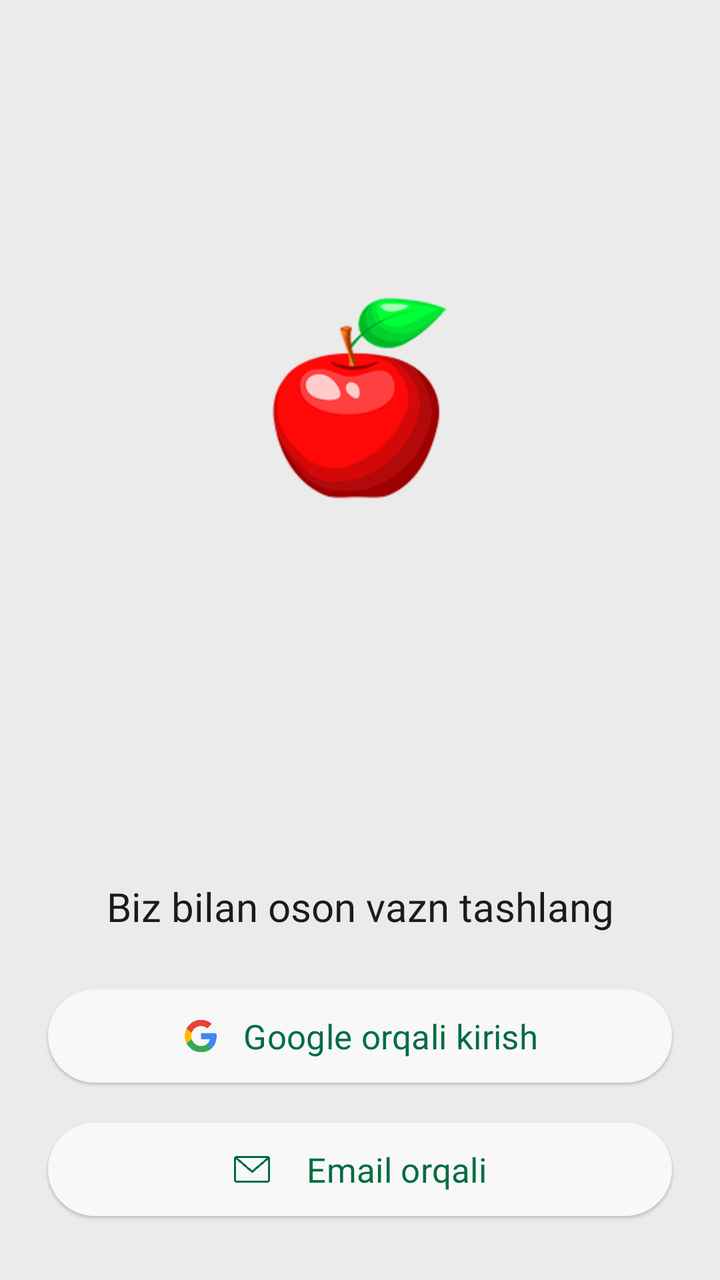
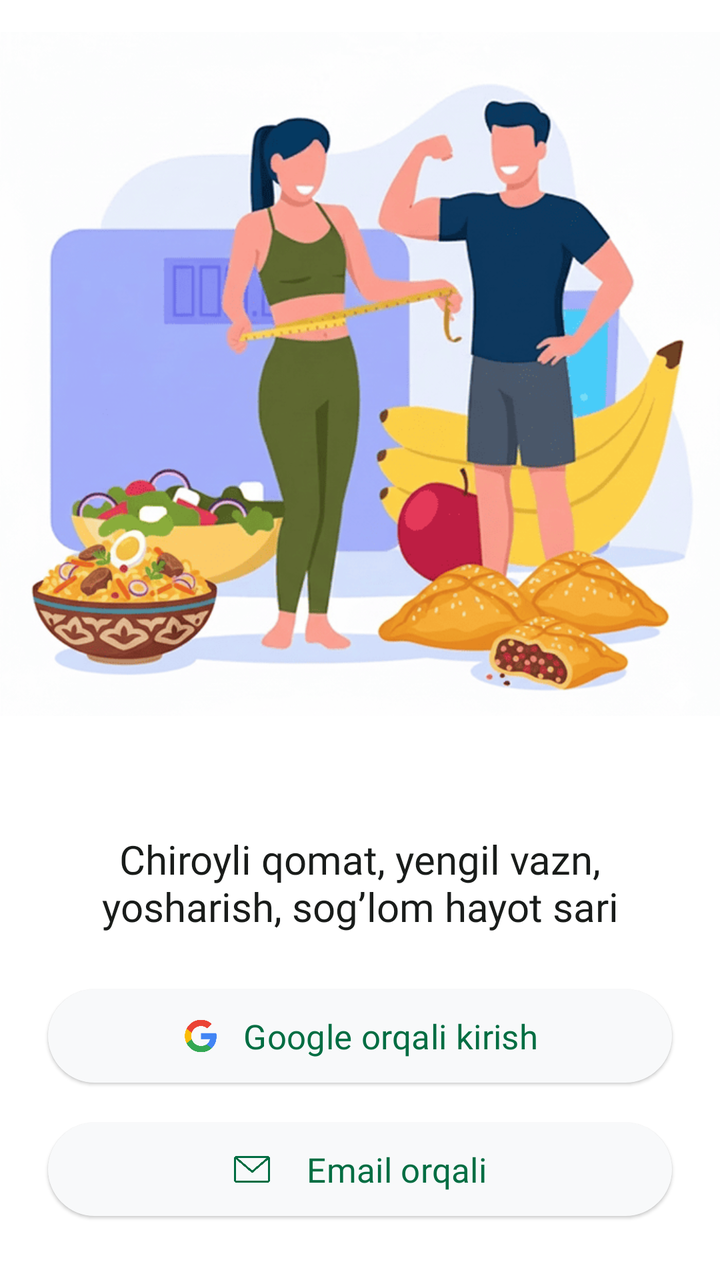

The first picture is an Android layout as it rendered before a commit; the second is the same layout after the commit. The layout source and the unified diff follow.
<!-- AndroidManifest.xml: application theme Theme.Ozamiz -->
<!-- res/layout/fragment_auth.xml -->
<?xml version="1.0" encoding="utf-8"?>
<layout xmlns:android="http://schemas.android.com/apk/res/android"
    xmlns:app="http://schemas.android.com/apk/res-auto">

    <androidx.constraintlayout.widget.ConstraintLayout
        android:layout_width="match_parent"
        android:layout_height="match_parent"
        android:background="?colorSurfaceContainer">

        <ImageView
            android:id="@+id/photo"
            android:layout_width="200dp"
            android:layout_height="200dp"
            android:layout_marginBottom="@dimen/dimen_24"
            android:scaleType="centerCrop"
            android:src="@drawable/splash_icon"
            app:layout_constraintBottom_toTopOf="@+id/linearLayout7"
            app:layout_constraintEnd_toEndOf="parent"
            app:layout_constraintStart_toStartOf="parent"
            app:layout_constraintTop_toTopOf="parent" />

        <uz.oybek.ozamiz.ui.base.MyToolBar
            android:id="@+id/toolbar"
            android:layout_width="match_parent"
            android:layout_height="wrap_content"
            android:visibility="gone"
            app:layout_constraintEnd_toEndOf="parent"
            app:layout_constraintStart_toStartOf="parent"
            app:layout_constraintTop_toTopOf="parent"
            app:title="@string/akkauntga_kirish" />

        <LinearLayout
            android:id="@+id/linearLayout7"
            android:layout_width="match_parent"
            android:layout_height="wrap_content"
            android:orientation="vertical"
            app:layout_constraintBottom_toBottomOf="parent"
            app:layout_constraintEnd_toEndOf="parent"
            app:layout_constraintStart_toStartOf="parent">

            <TextView
                android:id="@+id/title_view"
                style="@style/Title2_20"
                android:fontFamily="@font/roboto_medium"
                android:layout_width="match_parent"
                android:layout_height="wrap_content"
                android:layout_gravity="center"
                android:layout_marginHorizontal="@dimen/dimen_24"
                android:layout_marginTop="@dimen/dimen_18"
                android:gravity="center"
                android:text="@string/splash_text"
                android:textColor="?colorOnSurface"
                app:layout_constraintBottom_toBottomOf="@+id/photo"
                app:layout_constraintEnd_toEndOf="parent"
                app:layout_constraintStart_toStartOf="parent" />

            <com.google.android.material.button.MaterialButton
                android:id="@+id/gmail_button"
                style="@style/Widget.Material3.Button.ElevatedButton"
                android:layout_width="match_parent"
                android:layout_height="wrap_content"
                android:fontFamily="@font/roboto_bold"
                android:layout_marginHorizontal="@dimen/dimen_24"
                android:layout_marginTop="@dimen/dimen_24"
                android:drawablePadding="@dimen/dimen_12"
                android:textSize="17sp"
                android:gravity="center"
                android:paddingHorizontal="@dimen/dimen_18"
                android:paddingVertical="@dimen/dimen_12"
                app:iconGravity="textStart"
                android:text="@string/google_orqali_kirish"
                app:icon="@drawable/google_ic"
                app:iconPadding="@dimen/dimen_12"
                app:iconTint="@null"
                app:layout_constraintEnd_toEndOf="parent"
                app:layout_constraintStart_toStartOf="parent"
                app:layout_constraintTop_toBottomOf="@+id/phone_view" />

            <com.google.android.material.button.MaterialButton
                android:id="@+id/email_button"
                style="@style/Widget.Material3.Button.ElevatedButton"
                android:layout_width="match_parent"
                android:layout_height="wrap_content"
                android:layout_marginHorizontal="@dimen/dimen_24"
                android:layout_marginTop="@dimen/dimen_12"
                android:layout_marginBottom="@dimen/dimen_28"
                android:drawablePadding="@dimen/dimen_12"
                android:textSize="17sp"
                android:fontFamily="@font/roboto_bold"
                android:drawableTint="?colorPrimary"
                android:gravity="center"
                app:iconGravity="textStart"
                android:paddingHorizontal="@dimen/dimen_18"
                android:paddingVertical="@dimen/dimen_12"
                android:text="@string/email_orqali"
                app:icon="@drawable/mail_24px"
                app:iconPadding="@dimen/dimen_18"
                app:layout_constraintEnd_toEndOf="parent"
                app:layout_constraintStart_toStartOf="parent"
                app:layout_constraintTop_toBottomOf="@+id/gmail_button" />

        </LinearLayout>

        <com.google.android.material.button.MaterialButton
            android:id="@+id/skip_button"
            style="@style/Widget.Material3.Button.ElevatedButton"
            android:layout_width="wrap_content"
            android:layout_height="wrap_content"
            android:layout_marginTop="@dimen/dimen_8"
            android:layout_marginEnd="@dimen/dimen_8"
            android:enabled="true"
            android:text="@string/keyinroq"
            android:visibility="gone"
            app:icon="@drawable/arrow_right"
            app:iconGravity="textEnd"
            app:layout_constraintEnd_toEndOf="parent"
            app:layout_constraintTop_toTopOf="@+id/toolbar" />

        <com.google.android.material.button.MaterialButton
            android:id="@+id/continue_button"
            style="@style/FilledButton"
            android:layout_width="match_parent"
            android:layout_height="wrap_content"
            android:layout_margin="@dimen/dimen_24"
            android:layout_marginBottom="160dp"
            android:enabled="true"
            android:text="@string/davom_etish"
            android:visibility="gone"
            app:icon="@drawable/arrow_right"
            app:iconGravity="textEnd"
            app:layout_constraintBottom_toBottomOf="parent"
            app:layout_constraintEnd_toEndOf="parent"
            app:layout_constraintHorizontal_bias="0.0"
            app:layout_constraintStart_toStartOf="parent" />

        <com.google.android.material.progressindicator.CircularProgressIndicator
            android:id="@+id/progress_bar"
            android:layout_width="48dp"
            android:layout_height="48dp"
            android:indeterminate="true"
            android:visibility="gone"
            app:layout_constraintBottom_toBottomOf="parent"
            app:layout_constraintEnd_toEndOf="parent"
            app:layout_constraintStart_toStartOf="parent"
            app:layout_constraintTop_toTopOf="parent" />

    </androidx.constraintlayout.widget.ConstraintLayout>
</layout>
<!-- resources referenced by this layout -->
<resources>
  <!-- drawable splash_icon: png bitmap (drawable, 14720 bytes) -->
  <string name="splash_text">Biz bilan oson vazn tashlang</string>
  <style name="Base.Ozamiz" parent="Theme.Material3.Light.NoActionBar">
          <item name="backgroundColor">@color/md_theme_light_surfaceContainer</item>
          <item name="android:windowBackground">@color/md_theme_light_surfaceContainer</item>
          <item name="android:statusBarColor">@color/md_theme_light_surfaceContainer</item>
          <item name="android:windowLightStatusBar">true</item>
  
          <item name="colorPrimary">@color/md_theme_light_primary</item>
          <item name="colorOnPrimary">@color/md_theme_light_onPrimary</item>
          <item name="colorPrimaryContainer">@color/md_theme_light_primaryContainer</item>
          <item name="colorOnPrimaryContainer">@color/md_theme_light_onPrimaryContainer</item>
  
          <item name="colorSecondary">@color/md_theme_light_secondary</item>
          <item name="colorOnSecondary">@color/md_theme_light_onSecondary</item>
          <item name="colorSecondaryContainer">@color/md_theme_light_secondaryContainer</item>
          <item name="colorOnSecondaryContainer">@color/md_theme_light_onSecondaryContainer</item>
  
          
          <item name="colorTertiary">@color/md_theme_light_tertiary</item>
          <item name="colorOnTertiary">@color/md_theme_light_onTertiary</item>
          <item name="colorTertiaryContainer">@color/md_theme_light_tertiaryContainer</item>
          <item name="colorOnTertiaryContainer">@color/md_theme_light_onTertiaryContainer</item>
  
          
          <item name="colorError">@color/md_theme_light_error</item>
          <item name="colorOnError">@color/md_theme_light_onError</item>
          <item name="colorErrorContainer">@color/md_theme_light_errorContainer</item>
          <item name="colorOnErrorContainer">@color/md_theme_light_onErrorContainer</item>
  
          <item name="colorSurface">@color/md_theme_light_surface</item>
          <item name="colorOnSurface">@color/md_theme_light_onSurface</item>
          <item name="colorSurfaceVariant">@color/md_theme_light_surfaceVariant</item>
          <item name="colorOnSurfaceVariant">#6D6D6D</item>
          <item name="colorOutline">@color/md_theme_light_outline</item>
          <item name="colorOutlineVariant">#C2C8C2</item>
  
          
          <item name="colorSurfaceContainerLowest">@color/md_theme_light_surfaceContainerLowest</item>
          <item name="colorSurfaceContainerLow">@color/md_theme_light_surfaceContainerLow</item>
          <item name="colorSurfaceContainer">@color/md_theme_light_surfaceContainer</item>
          <item name="colorSurfaceContainerHigh">@color/md_theme_light_surfaceContainerHigh</item>
          <item name="colorSurfaceContainerHighest">@color/md_theme_light_surfaceContainerHighest</item>
  
          
          <item name="colorSurfaceInverse">#2E312F</item>
          <item name="colorOnSurfaceInverse">#F0F5F1</item>
  
          
          <item name="contentScrim">#000000</item>
          <item name="android:shadowColor">#006D42</item>
  
          
          <item name="customGreen">#006D42</item>
          <item name="customYellow">#FFB116</item>
      </style>
  <color name="md_theme_light_surfaceContainer">#EBEBEB</color>
  <color name="md_theme_light_primaryContainer">#96F7B8</color>
  <color name="md_theme_light_secondaryContainer">#D2E8D4</color>
  <color name="md_theme_light_onSecondaryContainer">#0D1F13</color>
  <color name="md_theme_light_tertiary">#3A646F</color>
  <color name="md_theme_light_onTertiary">#FFFFFF</color>
  <color name="md_theme_light_tertiaryContainer">#BEEAF7</color>
  <color name="md_theme_light_onTertiaryContainer">#001F25</color>
  <color name="md_theme_light_errorContainer">#FFDAD6</color>
  <color name="md_theme_light_onErrorContainer">#410002</color>
  <color name="md_theme_light_surface">#FBFDF9</color>
  <color name="md_theme_light_surfaceVariant">#DBE5DD</color>
  <color name="md_theme_light_outline">#707973</color>
  <color name="md_theme_light_surfaceContainerLow">#F8F8F8</color>
  <color name="md_theme_light_surfaceContainerHigh">#F1F1F1</color>
  <color name="md_theme_light_surfaceContainerHighest">#E6E6E6</color>
  <!-- unchanged entries left out for length: 25 -->
</resources>

<!-- the commit's change to res/layout/fragment_auth.xml (unified diff, before → after) -->
@@ -5,15 +5,15 @@
     <androidx.constraintlayout.widget.ConstraintLayout
         android:layout_width="match_parent"
         android:layout_height="match_parent"
-        android:background="?colorSurfaceContainer">
+        android:background="?colorSurfaceContainerLowest">
 
         <ImageView
             android:id="@+id/photo"
-            android:layout_width="200dp"
-            android:layout_height="200dp"
+            android:layout_width="match_parent"
+            android:layout_height="0dp"
             android:layout_marginBottom="@dimen/dimen_24"
-            android:scaleType="centerCrop"
-            android:src="@drawable/splash_icon"
+            android:scaleType="fitCenter"
+            android:src="@drawable/splash_photo"
             app:layout_constraintBottom_toTopOf="@+id/linearLayout7"
             app:layout_constraintEnd_toEndOf="parent"
             app:layout_constraintStart_toStartOf="parent"
<!-- resource entries referenced after the edit -->
@@ -1,77 +1,46 @@
 <!-- resources referenced by this layout -->
 <resources>
-  <!-- drawable splash_icon: png bitmap (drawable, 14720 bytes) -->
-  <string name="splash_text">Biz bilan oson vazn tashlang</string>
+  <!-- drawable splash_photo: png bitmap (drawable, 128267 bytes) -->
+  <string name="splash_text">Chiroyli qomat, yengil vazn, yosharish, sog\’lom hayot sari</string>
   <style name="Base.Ozamiz" parent="Theme.Material3.Light.NoActionBar">
-          <item name="backgroundColor">@color/md_theme_light_surfaceContainer</item>
-          <item name="android:windowBackground">@color/md_theme_light_surfaceContainer</item>
-          <item name="android:statusBarColor">@color/md_theme_light_surfaceContainer</item>
+          
+          <item name="backgroundColor">?attr/colorSurface</item>
+          <item name="android:windowBackground">?attr/colorSurface</item>
+  
+          
+          <item name="android:statusBarColor">@android:color/transparent</item>
+          <item name="android:navigationBarColor">@android:color/transparent</item>
           <item name="android:windowLightStatusBar">true</item>
+          <item name="android:windowLightNavigationBar">true</item>
   
           <item name="colorPrimary">@color/md_theme_light_primary</item>
           <item name="colorOnPrimary">@color/md_theme_light_onPrimary</item>
           <item name="colorPrimaryContainer">@color/md_theme_light_primaryContainer</item>
           <item name="colorOnPrimaryContainer">@color/md_theme_light_onPrimaryContainer</item>
-  
           <item name="colorSecondary">@color/md_theme_light_secondary</item>
           <item name="colorOnSecondary">@color/md_theme_light_onSecondary</item>
-          <item name="colorSecondaryContainer">@color/md_theme_light_secondaryContainer</item>
-          <item name="colorOnSecondaryContainer">@color/md_theme_light_onSecondaryContainer</item>
-  
-          
-          <item name="colorTertiary">@color/md_theme_light_tertiary</item>
-          <item name="colorOnTertiary">@color/md_theme_light_onTertiary</item>
-          <item name="colorTertiaryContainer">@color/md_theme_light_tertiaryContainer</item>
-          <item name="colorOnTertiaryContainer">@color/md_theme_light_onTertiaryContainer</item>
-  
-          
           <item name="colorError">@color/md_theme_light_error</item>
           <item name="colorOnError">@color/md_theme_light_onError</item>
-          <item name="colorErrorContainer">@color/md_theme_light_errorContainer</item>
-          <item name="colorOnErrorContainer">@color/md_theme_light_onErrorContainer</item>
   
           <item name="colorSurface">@color/md_theme_light_surface</item>
           <item name="colorOnSurface">@color/md_theme_light_onSurface</item>
           <item name="colorSurfaceVariant">@color/md_theme_light_surfaceVariant</item>
-          <item name="colorOnSurfaceVariant">#6D6D6D</item>
+          <item name="colorOnSurfaceVariant">@color/md_theme_light_onSurfaceVariant</item>
           <item name="colorOutline">@color/md_theme_light_outline</item>
-          <item name="colorOutlineVariant">#C2C8C2</item>
   
-          
           <item name="colorSurfaceContainerLowest">@color/md_theme_light_surfaceContainerLowest</item>
           <item name="colorSurfaceContainerLow">@color/md_theme_light_surfaceContainerLow</item>
           <item name="colorSurfaceContainer">@color/md_theme_light_surfaceContainer</item>
           <item name="colorSurfaceContainerHigh">@color/md_theme_light_surfaceContainerHigh</item>
-          <item name="colorSurfaceContainerHighest">@color/md_theme_light_surfaceContainerHighest</item>
-  
-          
-          <item name="colorSurfaceInverse">#2E312F</item>
-          <item name="colorOnSurfaceInverse">#F0F5F1</item>
-  
-          
-          <item name="contentScrim">#000000</item>
-          <item name="android:shadowColor">#006D42</item>
-  
-          
-          <item name="customGreen">#006D42</item>
-          <item name="customYellow">#FFB116</item>
       </style>
-  <color name="md_theme_light_surfaceContainer">#EBEBEB</color>
-  <color name="md_theme_light_primaryContainer">#96F7B8</color>
-  <color name="md_theme_light_secondaryContainer">#D2E8D4</color>
-  <color name="md_theme_light_onSecondaryContainer">#0D1F13</color>
-  <color name="md_theme_light_tertiary">#3A646F</color>
-  <color name="md_theme_light_onTertiary">#FFFFFF</color>
-  <color name="md_theme_light_tertiaryContainer">#BEEAF7</color>
-  <color name="md_theme_light_onTertiaryContainer">#001F25</color>
-  <color name="md_theme_light_errorContainer">#FFDAD6</color>
-  <color name="md_theme_light_onErrorContainer">#410002</color>
-  <color name="md_theme_light_surface">#FBFDF9</color>
-  <color name="md_theme_light_surfaceVariant">#DBE5DD</color>
-  <color name="md_theme_light_outline">#707973</color>
-  <color name="md_theme_light_surfaceContainerLow">#F8F8F8</color>
-  <color name="md_theme_light_surfaceContainerHigh">#F1F1F1</color>
-  <color name="md_theme_light_surfaceContainerHighest">#E6E6E6</color>
+  <color name="md_theme_light_surfaceContainer">#F1F3F4</color>
+  <color name="md_theme_light_primaryContainer">#E8F5E9</color>
+  <color name="md_theme_light_surface">#FFFFFF</color>
+  <color name="md_theme_light_surfaceVariant">#F1F3F4</color>
+  <color name="md_theme_light_onSurfaceVariant">#5F6368</color>
+  <color name="md_theme_light_outline">#DADCE0</color>
+  <color name="md_theme_light_surfaceContainerLow">#F8F9FA</color>
+  <color name="md_theme_light_surfaceContainerHigh">#E8EAED</color>
   <!-- unchanged entries left out for length: 25 -->
 </resources>
 
